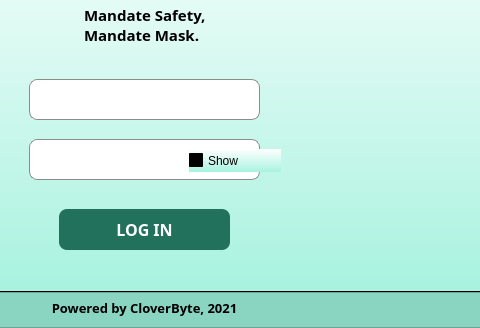
Above: login.ui from marcryangil/facemaskdetection before the change; both pictures show x 321 to 801 and y 167 to 495 of the 942 by 495 pixel window. Below: the same form after it.
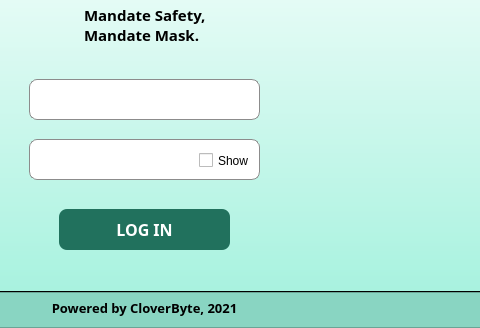
That is the form after the change. Icons and pictures are not drawn.

Commit message: fixed issue on show checkbox

```diff
--- a/login.ui
+++ b/login.ui
@@ -92,7 +92,9 @@
     <item>
      <widget class="QFrame" name="frame">
       <property name="styleSheet">
-       <string notr="true">background-color: qlineargradient(spread:pad, x1:0.5, y1:1, x2:0.5, y2:0, stop:0 rgba(168, 242, 223, 255), stop:1 rgba(255, 255, 255, 255))</string>
+       <string notr="true">QFrame{
+background-color: qlineargradient(spread:pad, x1:0.5, y1:1, x2:0.5, y2:0, stop:0 rgba(168, 242, 223, 255), stop:1 rgba(255, 255, 255, 255))
+}</string>
       </property>
       <property name="frameShape">
        <enum>QFrame::StyledPanel</enum>
@@ -293,7 +295,7 @@
       <widget class="QCheckBox" name="checkBox">
        <property name="geometry">
         <rect>
-         <x>510</x>
+         <x>520</x>
          <y>280</y>
          <width>92</width>
          <height>23</height>
```
